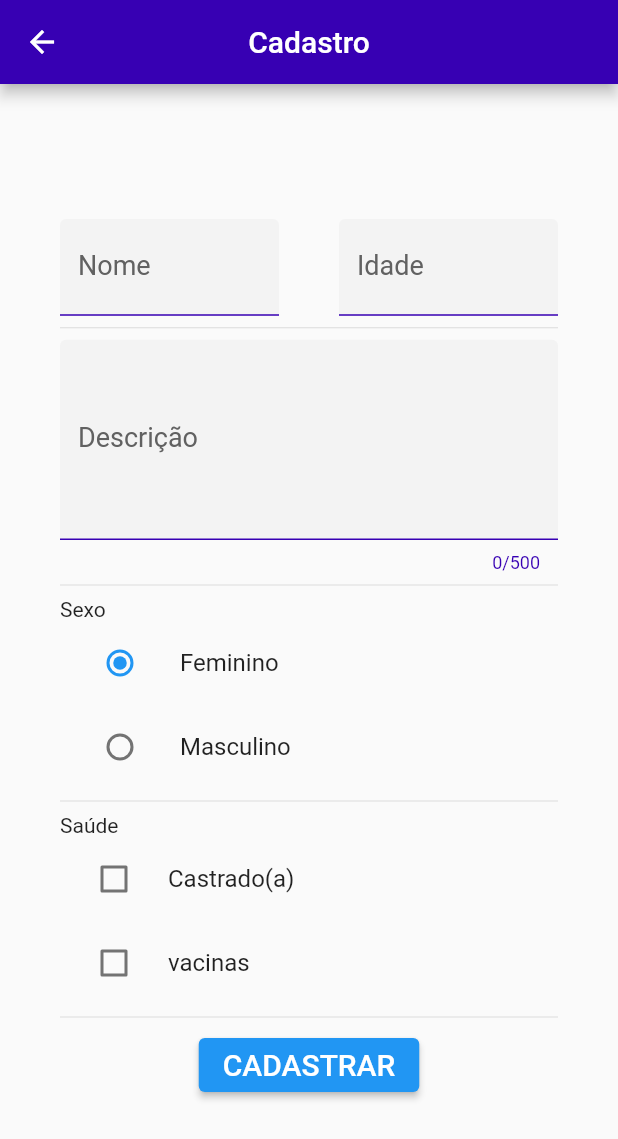
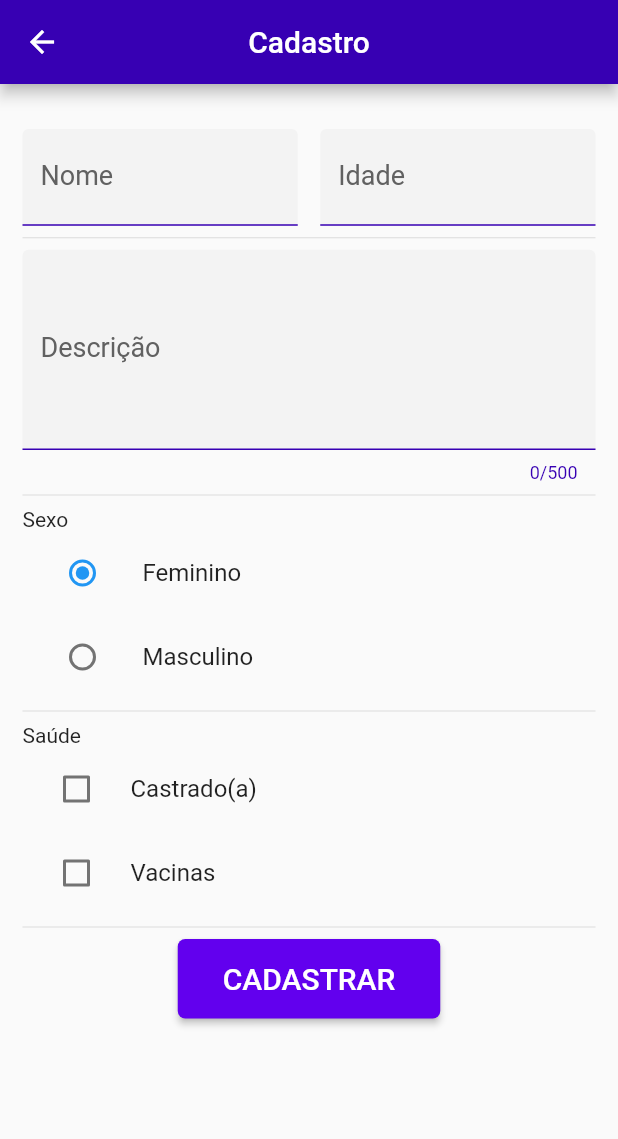
Before and after one commit to filipegmedeiros/gatinhos_ufrn, a Flutter app: the RegisterCat screen opened by its route, on a phone screen of 412 x 824 dp. Shown: the top 1139 px of the screen. Run offline on Flutter 3.47's test engine with Material 2 defaults, Android fonts, the phone set to English and light mode, and no system bars; our stand-ins replace shared_preferences; accounts and stored records are empty.

Commit message:
Edita estilos na página de login e de cadastro de gatinho

```diff
--- a/mobile/gatinhos_mobile/lib/ui/registerCat.dart
+++ b/mobile/gatinhos_mobile/lib/ui/registerCat.dart
@@ -31,9 +31,9 @@ class _RegisterCatState extends State<RegisterCat> {
           centerTitle: true,
           backgroundColor: Color(0xff3700b3),
         ),
-        body: Center(
+        body: Container(
             child: SingleChildScrollView(
-          padding: EdgeInsets.all(40.0),
+          padding: EdgeInsets.fromLTRB(15, 30, 15, 0),
           child: Form(
               key: _formKey,
               child: Column(
@@ -44,7 +44,7 @@ class _RegisterCatState extends State<RegisterCat> {
                     children: <Widget>[
                       Flexible(child: _inputName()),
                       SizedBox(
-                        width: 40.0,
+                        width: 15.0,
                       ),
                       Flexible(child: _inputAge())
                     ],
@@ -57,13 +57,17 @@ class _RegisterCatState extends State<RegisterCat> {
                   _inputSaude(),
                   Divider(),
                   ElevatedButton(
-                    onPressed: () {
-                      // TODO
-                    },
                     child: Text(
                       'CADASTRAR',
                       style: TextStyle(fontSize: 20),
                     ),
+                    style: ElevatedButton.styleFrom(
+                      primary: Color(0xff6200ee),
+                      padding: EdgeInsets.fromLTRB(30, 15, 30, 15),
+                      shape: RoundedRectangleBorder(
+                          borderRadius: BorderRadius.circular(5)),
+                    ),
+                    onPressed: () => {},
                   )
                 ],
               )),
@@ -178,7 +182,7 @@ class _RegisterCatState extends State<RegisterCat> {
               });
             }),
         CheckboxListTile(
-            title: Text("vacinas"),
+            title: Text("Vacinas"),
             controlAffinity: ListTileControlAffinity.leading,
             value: _vacinasChecked,
             onChanged: (bool value) {
```
Also changed, not shown: mobile/gatinhos_mobile/lib/ui/login.dart (+5 -5 lines).
